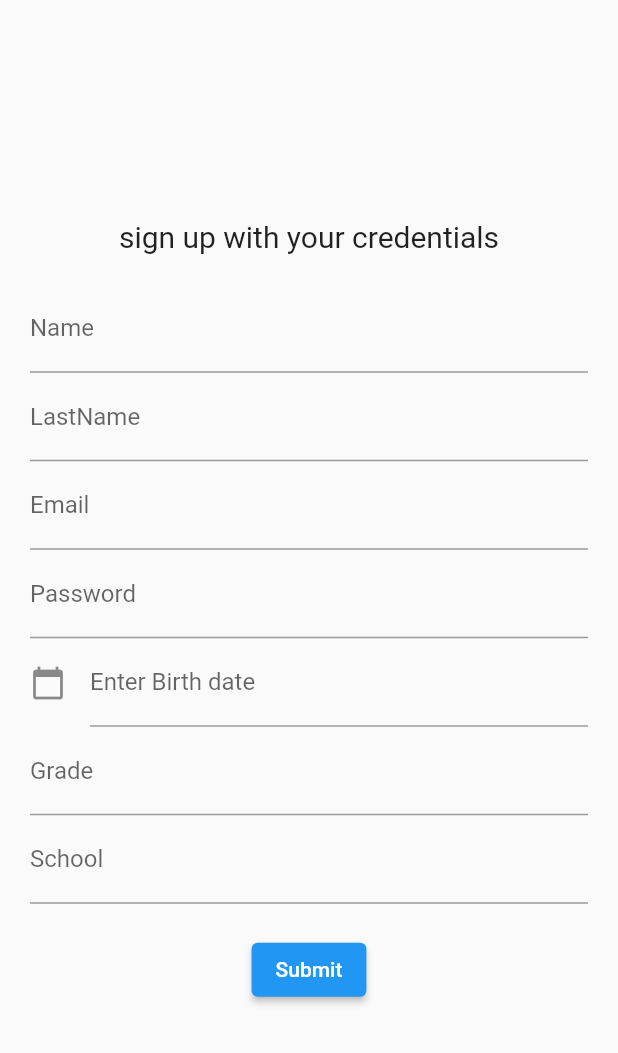
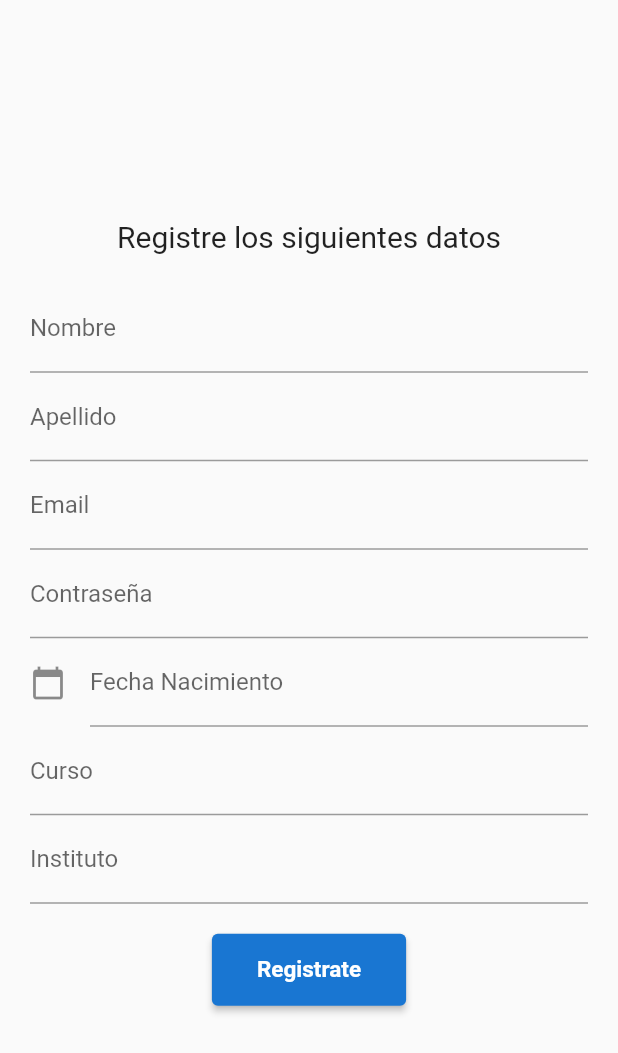
Before and after one commit to anyelot/math_opera, a Flutter app: the SignUpPage screen opened directly, on a phone screen of 412 x 824 dp. Shown: the top 1053 px of the screen. Run offline on Flutter 3.47's test engine with Material 2 defaults, Android fonts, the phone set to English and light mode, and no system bars; our stand-ins replace get, hive, hive_flutter, loggy, shared_preferences; accounts and stored records are empty.

Commit message:
some changes

```diff
--- a/lib/ui/pages/authentication/signup.dart
+++ b/lib/ui/pages/authentication/signup.dart
@@ -63,7 +63,7 @@ class _SignUpPageState extends State<SignUpPage> {
             child:
                 Column(mainAxisAlignment: MainAxisAlignment.center, children: [
               const Text(
-                "sign up with your credentials",
+                "Registre los siguientes datos",
                 style: TextStyle(fontSize: 20),
               ),
               const SizedBox(
@@ -72,12 +72,12 @@ class _SignUpPageState extends State<SignUpPage> {
               TextFormField(
                 key: const Key('TextFormFieldname'),
                 controller: controllerName,
-                decoration: const InputDecoration(labelText: 'Name'),
+                decoration: const InputDecoration(labelText: 'Nombre'),
               ),
               TextFormField(
                 key: const Key('TextFormFieldlastname'),
                 controller: controllerLastName,
-                decoration: const InputDecoration(labelText: 'LastName'),
+                decoration: const InputDecoration(labelText: 'Apellido'),
               ),
               TextFormField(
                 key: const Key('TextFormFieldemail'),
@@ -87,7 +87,7 @@ class _SignUpPageState extends State<SignUpPage> {
               TextFormField(
                 key: const Key('TextFormFieldpassword'),
                 controller: controllerPassword,
-                decoration: const InputDecoration(labelText: 'Password'),
+                decoration: const InputDecoration(labelText: 'Contraseña'),
               ),
               TextFormField(
                 key: const Key('TextFormFieldBirthday'),
@@ -95,7 +95,7 @@ class _SignUpPageState extends State<SignUpPage> {
                 //editing controller of this TextField
                 decoration: const InputDecoration(
                     icon: Icon(Icons.calendar_today), //icon of text field
-                    labelText: "Enter Birth date" //label text of field
+                    labelText: "Fecha Nacimiento" //label text of field
                     ),
                 readOnly: true,
                 //set it true, so that user will not able to edit text
@@ -118,12 +118,12 @@ class _SignUpPageState extends State<SignUpPage> {
               TextFormField(
                 key: const Key('TextFormFieldAge'),
                 controller: _gradeController,
-                decoration: const InputDecoration(labelText: 'Grade'),
+                decoration: const InputDecoration(labelText: 'Curso'),
               ),
               TextFormField(
                 key: const Key('TextFormFieldSchool'),
                 controller: _schoolController,
-                decoration: const InputDecoration(labelText: 'School'),
+                decoration: const InputDecoration(labelText: 'Instituto'),
               ),
               Container(
                 margin: const EdgeInsets.all(20),
@@ -150,14 +150,29 @@ class _SignUpPageState extends State<SignUpPage> {
                           school: _schoolController.text,
                           birthdate: dateInput.text,
                           grade: _gradeController.text));
-                          final box = Hive.box('user2');
-                          for (var i = 0; i < box.length; i++) {
-                            print('Registro $i: ${box.getAt(i)}');
-                          }
+                      final box = Hive.box('user2');
+                      for (var i = 0; i < box.length; i++) {
+                        print('Registro $i: ${box.getAt(i)}');
+                      }
                       Get.back();
                     }
                   },
-                  child: const Text('Submit'),
+                  style: ButtonStyle(
+                    backgroundColor: MaterialStatePropertyAll(
+                      Colors.blue[700],
+                    ),
+                    padding: const MaterialStatePropertyAll(
+                      EdgeInsets.fromLTRB(30, 15, 30, 15),
+                    ),
+                  ),
+                  child: const Text(
+                    'Registrate',
+                    style: TextStyle(
+                      color: Colors.white,
+                      fontSize: 15,
+                      fontWeight: FontWeight.bold,
+                    ),
+                  ),
                 ),
               )
             ]),
--- a/lib/ui/pages/content/responsive.dart
+++ b/lib/ui/pages/content/responsive.dart
@@ -50,8 +50,7 @@ class _TestPagestate extends State<TestPage> {
   void sendInput() {
     if (cont <= 5) {
       if (controller.result != "") {
-        casehandler.checkOperation(controller.op1, controller.op2,
-            controller.result, controller.operator, cont);
+        casehandler.checkOperation();
         cont++;
       } else {
         controller.setinfotext("You have to write something...");
```
Also changed, not shown: lib/domain/caso_uso/game_case.dart (+9 -5 lines), lib/ui/pages/authentication/login.dart (+34 -6 lines), lib/ui/pages/content/home.dart (+22 -2 lines), lib/ui/pages/content/rcontainer.dart (+14 -3 lines).
